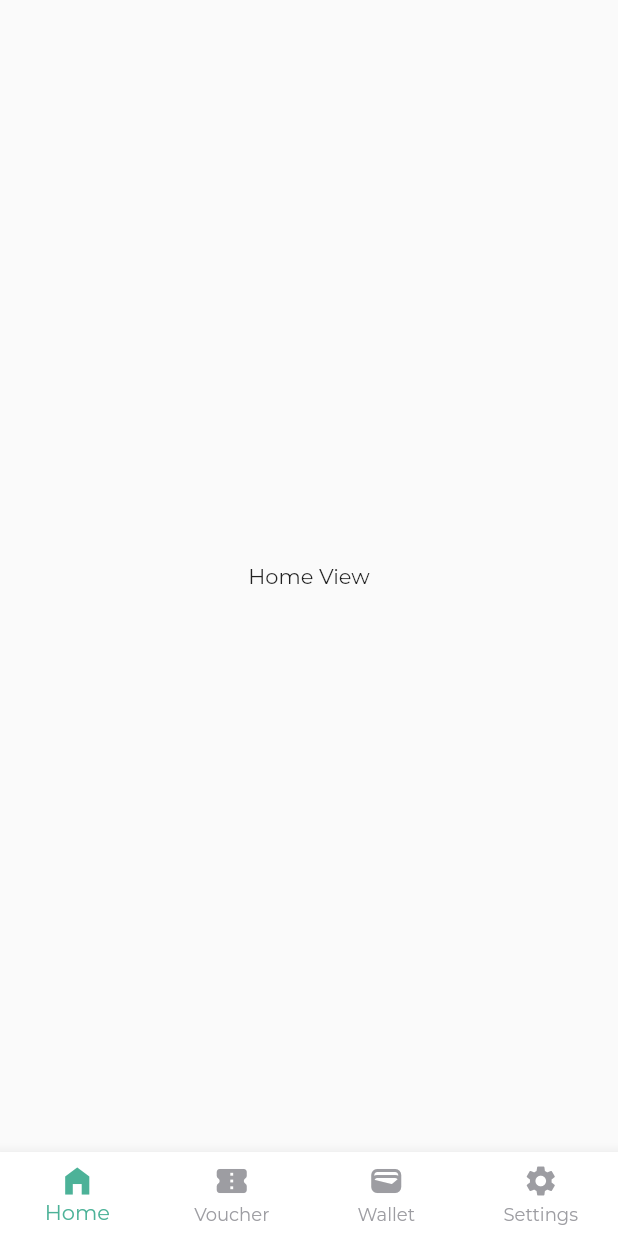
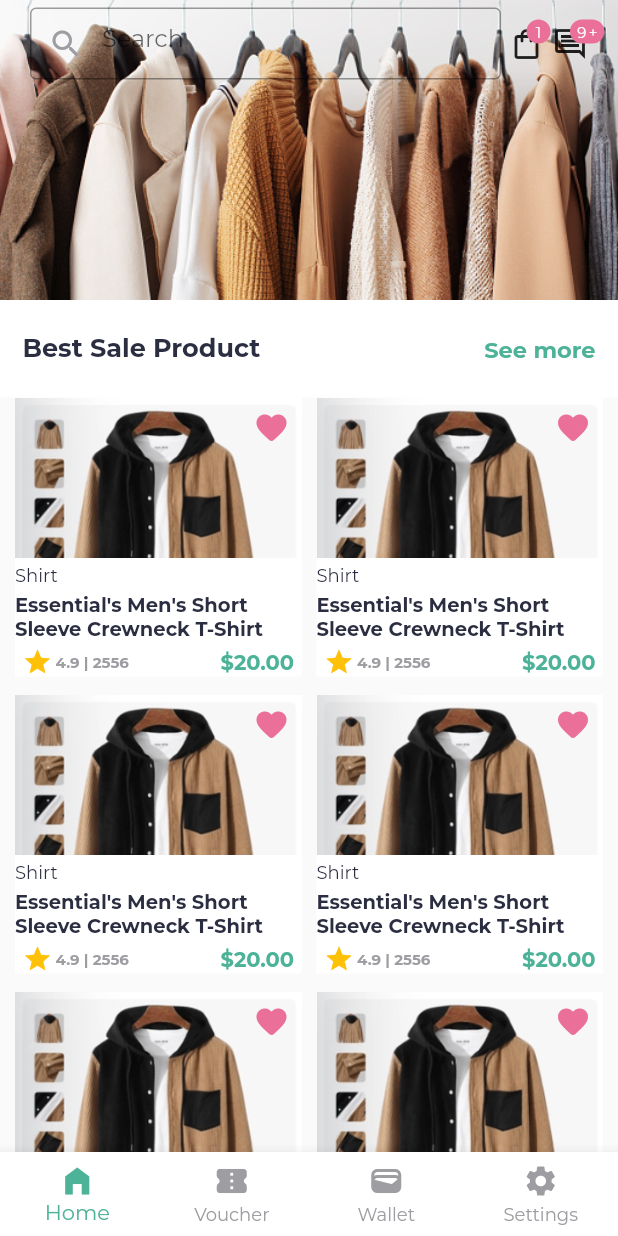
Before and after one commit to ikennaumeh/moniepoint-flutter, a Flutter app: the screen it shows after launch, on a phone screen of 412 x 824 dp. Run offline on Flutter 3.47's test engine with Material 2 defaults, Android fonts, the phone set to English and light mode, and no system bars.

Commit message:
Finished home and item details view

```diff
--- /dev/null
+++ b/lib/ui/shared/item_card.dart
@@ -0,0 +1,86 @@
+import 'package:flutter/material.dart';
+import 'package:moniepoint/ui/utilities/device_scaler.dart';
+import 'package:moniepoint/ui/utilities/palette.dart';
+
+class ItemCard extends StatelessWidget {
+  const ItemCard({
+    super.key,
+  });
+
+  @override
+  Widget build(BuildContext context) {
+    return Stack(
+      children: [
+        Image.asset("assets/images/shirt.png",),
+        const Align(
+          alignment: Alignment.topRight,
+          child: Padding(
+            padding: EdgeInsets.all(8.0),
+            child: Icon(Icons.favorite_rounded, color: Palette.pink,),
+          ),
+        ),
+        Positioned(
+          bottom: 5,
+          right: 0,
+          left: 0,
+          child: ColoredBox(
+            color: Palette.white,
+            child: Column(
+              crossAxisAlignment: CrossAxisAlignment.start,
+              children: [
+                SizedBox(height: 3.scale,),
+                Text(
+                  "Shirt",
+                  style: TextStyle(
+                    fontSize: 11.sf,
+                    fontWeight: FontWeight.w500,
+                    color: Palette.textColor
+                  ),
+                ),
+                SizedBox(height: 3.scale,),
+                Text(
+                  "Essential's Men's Short Sleeve Crewneck T-Shirt",
+                  style: TextStyle(
+                    fontSize: 12.sf,
+                    fontWeight: FontWeight.w600,
+                    color: Palette.textColor
+                  ),
+                ),
+                SizedBox(height: 3.scale,),
+                Padding(
+                  padding: const EdgeInsets.symmetric(horizontal: 5),
+                  child: Row(
+                    mainAxisAlignment: MainAxisAlignment.spaceBetween,
+                    children: [
+                      Row(
+                        children: [
+                          const Icon(Icons.star, color: Palette.amber, size: 20,),
+                          const SizedBox(width: 2,),
+                          Text(
+                            "4.9 | 2556",
+                            style: TextStyle(
+                              fontSize: 9.sf,
+                              color: Palette.grey,
+                              fontWeight: FontWeight.w600
+                            ),
+                          ),
+                        ],
+                      ),
+                      const Text(
+                        "\$20.00",
+                        style: TextStyle(
+                          color: Palette.primary,
+                          fontWeight: FontWeight.w600,
+                        ),
+                      )
+                    ],
+                  ),
+                ),
+              ],
+            ),
+          ),
+        ),
+      ],
+    );
+  }
+}
--- a/lib/ui/utilities/palette.dart
+++ b/lib/ui/utilities/palette.dart
@@ -6,4 +6,6 @@ class Palette {
   static const Color pink = Color(0xffea7099);
   static const Color grey = Color(0xff9d9da2);
   static const Color white = Colors.white;
+  static const Color amber = Colors.amber;
+  static const Color black = Colors.black;
 }
--- a/lib/ui/views/home/home_view.dart
+++ b/lib/ui/views/home/home_view.dart
@@ -1,16 +1,156 @@
 import 'package:flutter/material.dart';
+import 'package:moniepoint/ui/shared/item_card.dart';
+import 'package:moniepoint/ui/utilities/device_scaler.dart';
+import 'package:moniepoint/ui/utilities/palette.dart';
+import 'package:moniepoint/ui/views/home/item_details_view.dart';
 
 class HomeView extends StatelessWidget {
   const HomeView({super.key});
 
   @override
   Widget build(BuildContext context) {
-    return const Scaffold(
-      body: Center(
-        child: Text(
-          "Home View"
+    var deviceWidth = MediaQuery.of(context).size.width;
+    return GestureDetector(
+        onTap: () => FocusManager.instance.primaryFocus?.unfocus(),
+        child: Scaffold(
+          body: SafeArea(
+            child: Stack(
+              children: [
+                CustomScrollView(
+                  slivers: [
+                    SliverAppBar(
+                      pinned: true,
+                      floating: true,
+                      expandedHeight: 200,
+                      backgroundColor: Palette.white,
+                      flexibleSpace: FlexibleSpaceBar(
+                        background: ListView(
+                          scrollDirection: Axis.horizontal,
+                          children: [
+                            Image.asset(
+                              "assets/images/photo1.jpg",
+                              width: deviceWidth,
+                              fit: BoxFit.cover,
+                            ),
+                            Image.asset("assets/images/photo2.jpg", width: deviceWidth, fit: BoxFit.cover),
+                          ],
+                        ),
+                      ),
+                    ),
+                    SliverPersistentHeader(
+                      pinned: true,
+                      delegate: ContentsHeader(),
+                    ),
+                    SliverPadding(
+                      padding: const EdgeInsets.symmetric(horizontal: 10),
+                      sliver: SliverGrid(
+                        gridDelegate: const SliverGridDelegateWithFixedCrossAxisCount(
+                          crossAxisCount: 2,
+                          crossAxisSpacing: 10,
+                          mainAxisSpacing: 7
+                        ),
+                        delegate: SliverChildBuilderDelegate((context, index) {
+                          return GestureDetector(
+                            onTap: () => Navigator.push(
+                              context, MaterialPageRoute(builder: (context) => const ItemDetailsView(),
+                              ),
+                              ),
+                            child: const ItemCard());
+                        },
+                        childCount: 20,
+                        ),
+                      ),
+                    ),
+                  ],
+                ),
+                searchBar
+              ],
+            ),
+          ),
+        ));
+  }
+}
+
+
+
+Widget get searchBar {
+  return Padding(
+    padding: const EdgeInsets.symmetric(horizontal: 20, vertical: 5),
+    child: SizedBox(
+      height: 48,
+      child: Row(
+        children: [
+          Expanded(
+            child: TextFormField(
+              cursorColor: Palette.grey,
+              decoration: const InputDecoration(
+                hintText: "Search",
+                prefixIcon: Icon(
+                  Icons.search,
+                  color: Palette.grey,
+                ),
+                border: OutlineInputBorder(borderSide: BorderSide(color: Palette.grey)),
+                focusedBorder: OutlineInputBorder(borderSide: BorderSide(color: Palette.grey)),
+              ),
+            ),
+          ),
+          const Padding(
+            padding: EdgeInsets.only(left: 5),
+            child: Badge(
+              backgroundColor: Palette.pink,
+              label: Text("1"),
+              child: Icon(Icons.shopping_bag_outlined),
+            ),
+          ),
+          const Padding(
+            padding: EdgeInsets.only(left: 5),
+            child: Badge(
+              backgroundColor: Palette.pink,
+              label: Text("9+"),
+              child: Icon(Icons.comment_outlined),
+            ),
+          ),
+        ],
+      ),
+    ),
+  );
+}
+
+class ContentsHeader extends SliverPersistentHeaderDelegate {
+  @override
+  Widget build(BuildContext context, double shrinkOffset, bool overlapsContent) {
+    return Stack(
+      fit: StackFit.expand,
+      children: [
+        ColoredBox(
+          color: Palette.white,
+          child: Padding(
+            padding: const EdgeInsets.symmetric(horizontal: 15),
+            child: Row(
+              mainAxisAlignment: MainAxisAlignment.spaceBetween,
+              children: [
+                Text(
+                  "Best Sale Product",
+                  style: TextStyle(fontSize: 16.sf, fontWeight: FontWeight.w600, color: Palette.textColor),
+                ),
+                Text(
+                  "See more",
+                  style: TextStyle(fontSize: 14.sf, fontWeight: FontWeight.w600, color: Palette.primary),
+                ),
+              ],
+            ),
+          ),
         ),
-      ),
+      ],
     );
   }
+
+  @override
+  double get maxExtent => 65;
+
+  @override
+  double get minExtent => 60;
+
+  @override
+  bool shouldRebuild(covariant SliverPersistentHeaderDelegate oldDelegate) => false;
 }
--- a/pubspec.yaml
+++ b/pubspec.yaml
@@ -48,9 +48,8 @@ flutter:
   # the material Icons class.
   uses-material-design: true
   # To add assets to your application, add an assets section, like this:
-  # assets:
-  #   - images/a_dot_burr.jpeg
-  #   - images/a_dot_ham.jpeg
+  assets:
+    - assets/images/
   # An image asset can refer to one or more resolution-specific "variants", see
   # https://flutter.dev/assets-and-images/#resolution-aware
   # For details regarding adding assets from package dependencies, see
```
Also changed, not shown: lib/ui/shared/about_item_row.dart (added, +70 -0 lines), lib/ui/views/home/item_details_view.dart (added, +304 -0 lines), lib/ui/views/home/tabs/about_item_view.dart (added, +35 -0 lines), assets/images/photo1.jpg (added), assets/images/photo2.jpg (added), assets/images/shirt.png (added).
